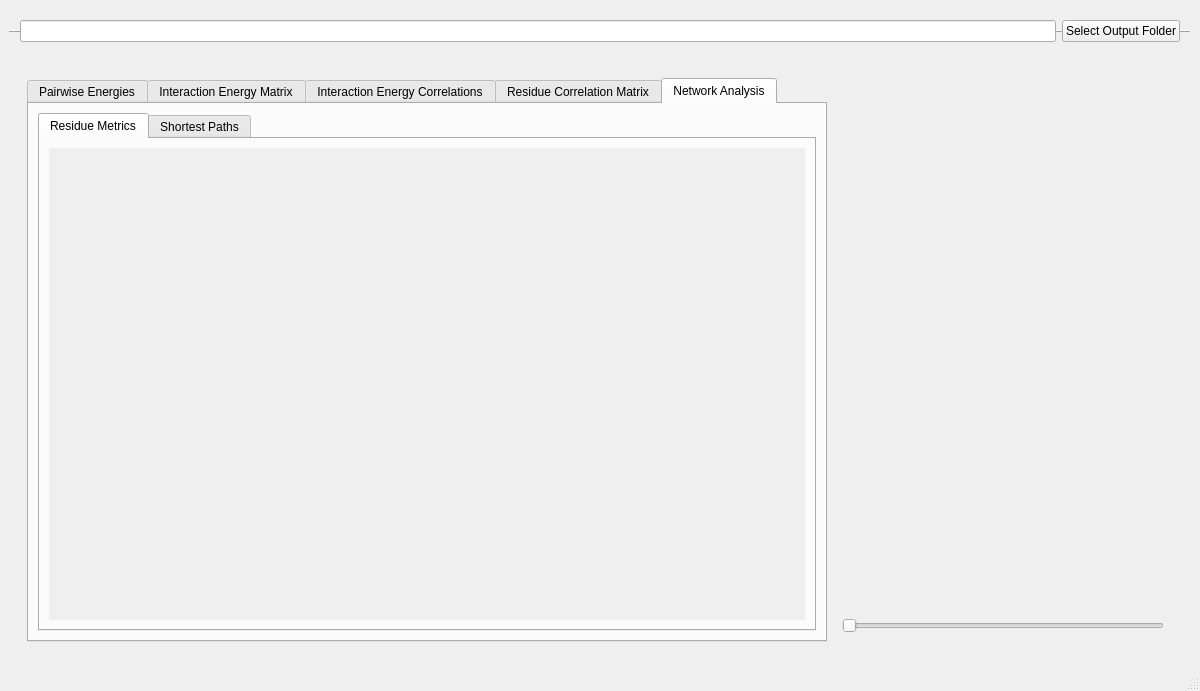
First picture: the form in source/resultsGUI.ui, repository osercinoglu/grinn, before the edit.
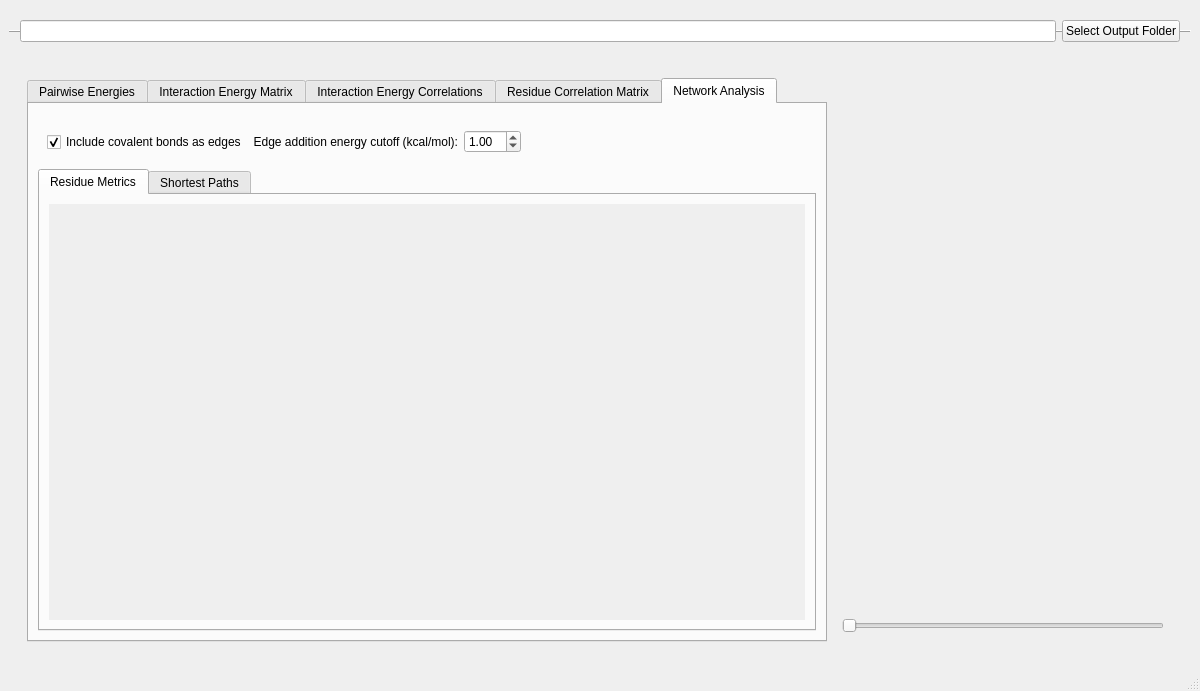
Second picture: the form after the edit. The open tabs and pages were chosen to show the change. Icons and pictures are not drawn.

Commit message: Adding features for network construction customization.

What changed in the file:
```diff
--- a/source/resultsGUI.ui
+++ b/source/resultsGUI.ui
@@ -435,6 +435,88 @@
               <property name="sizeConstraint">
                <enum>QLayout::SetMaximumSize</enum>
               </property>
+              <item alignment="Qt::AlignLeft">
+               <widget class="QFrame" name="frame_NetworkGeneral">
+                <property name="sizePolicy">
+                 <sizepolicy hsizetype="Maximum" vsizetype="Maximum">
+                  <horstretch>1</horstretch>
+                  <verstretch>1</verstretch>
+                 </sizepolicy>
+                </property>
+                <property name="minimumSize">
+                 <size>
+                  <width>600</width>
+                  <height>50</height>
+                 </size>
+                </property>
+                <property name="maximumSize">
+                 <size>
+                  <width>16777215</width>
+                  <height>50</height>
+                 </size>
+                </property>
+                <property name="layoutDirection">
+                 <enum>Qt::LeftToRight</enum>
+                </property>
+                <property name="frameShape">
+                 <enum>QFrame::NoFrame</enum>
+                </property>
+                <property name="frameShadow">
+                 <enum>QFrame::Plain</enum>
+                </property>
+                <layout class="QHBoxLayout" name="horizontalLayout_10">
+                 <property name="sizeConstraint">
+                  <enum>QLayout::SetMaximumSize</enum>
+                 </property>
+                 <item alignment="Qt::AlignLeft">
+                  <widget class="QCheckBox" name="checkBox_nwInclCovBonds">
+                   <property name="text">
+                    <string>Include covalent bonds as edges</string>
+                   </property>
+                   <property name="checked">
+                    <bool>true</bool>
+                   </property>
+                  </widget>
+                 </item>
+                 <item>
+                  <widget class="QLabel" name="label_3">
+                   <property name="maximumSize">
+                    <size>
+                     <width>300</width>
+                     <height>16777215</height>
+                    </size>
+                   </property>
+                   <property name="layoutDirection">
+                    <enum>Qt::LeftToRight</enum>
+                   </property>
+                   <property name="text">
+                    <string>Edge addition energy cutoff (kcal/mol):</string>
+                   </property>
+                   <property name="alignment">
+                    <set>Qt::AlignRight|Qt::AlignTrailing|Qt::AlignVCenter</set>
+                   </property>
+                  </widget>
+                 </item>
+                 <item alignment="Qt::AlignLeft">
+                  <widget class="QDoubleSpinBox" name="doubleSpinBox_nwIntEnCutoff">
+                   <property name="maximumSize">
+                    <size>
+                     <width>60</width>
+                     <height>16777215</height>
+                    </size>
+                   </property>
+                   <property name="value">
+                    <double>1.000000000000000</double>
+                   </property>
+                  </widget>
+                 </item>
+                </layout>
+                <zorder>label_3</zorder>
+                <zorder>doubleSpinBox_nwIntEnCutoff</zorder>
+                <zorder>frame_ProteinView</zorder>
+                <zorder>checkBox_nwInclCovBonds</zorder>
+               </widget>
+              </item>
               <item>
                <widget class="QTabWidget" name="tabWidget_2">
                 <property name="sizePolicy">
@@ -480,7 +562,7 @@
                        <x>0</x>
                        <y>0</y>
                        <width>756</width>
-                       <height>468</height>
+                       <height>406</height>
                       </rect>
                      </property>
                      <layout class="QHBoxLayout" name="horizontalLayout_4">
```
Left out of the diff: 4 changed lines with no effect on the pictures. The commit also changes 2 other files.
